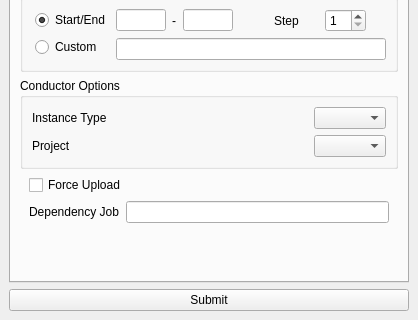
Old version of the form conductor/resources/submitter.ui in the repository AtomicConductor/conductor_client; both pictures show x 0 to 418 and y 152 to 472 of the 418 by 472 pixel window.
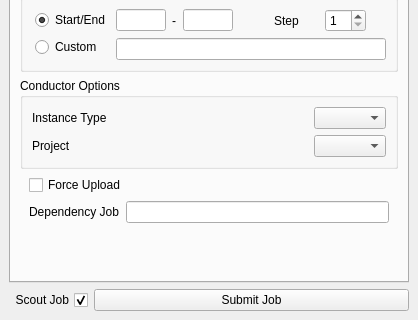
New version of the form. Icons and pictures are not drawn.

Commit message:
Added Scout Frames to the UI
-also added ability to delete global/file preferences via UI

Patch:
```diff
--- a/conductor/resources/submitter.ui
+++ b/conductor/resources/submitter.ui
@@ -688,10 +688,44 @@
        <property name="margin">
         <number>0</number>
        </property>
+       <item>
+        <widget class="QCheckBox" name="ui_scout_job_chkbx">
+         <property name="sizePolicy">
+          <sizepolicy hsizetype="Maximum" vsizetype="Fixed">
+           <horstretch>0</horstretch>
+           <verstretch>0</verstretch>
+          </sizepolicy>
+         </property>
+         <property name="toolTip">
+          <string>A Scout Job provides a convenient cost-controlling mechanism when submitting
+ a job to Conductor.  A Scout Job  operates just like a normal Job, however,
+ it gives the user the opportunity to review the results of a &quot;sampling&quot; of
+ its tasks (Scout tasks) before running the remaining tasks.
+
+How does it work?
+When a Scout job is submitted, the user specifies which of its tasks should
+be considered &quot;Scout&quot; tasks.  These tasks will we begin to render on
+conductor as usual. However, the remaining tasks will be placed into a state of
+&quot;Holding&quot;. These tasks will not render until user explicity tells them to start (&quot;continue&quot;).
+This allows the user to review the results of the scout
+tasks before deciding to execute the job's remaining tasks.
+</string>
+         </property>
+         <property name="layoutDirection">
+          <enum>Qt::RightToLeft</enum>
+         </property>
+         <property name="text">
+          <string>Scout Job</string>
+         </property>
+         <property name="checked">
+          <bool>true</bool>
+         </property>
+        </widget>
+       </item>
        <item>
         <widget class="QPushButton" name="ui_submit_pbtn">
          <property name="text">
-          <string>Submit</string>
+          <string>Submit Job</string>
          </property>
         </widget>
        </item>
```
Left out of the diff: 18 changed lines with no effect on the pictures. The commit also changes 3 other files.
